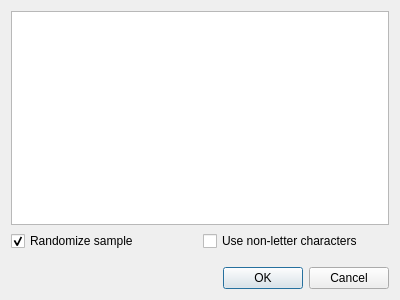
Before: the Qt Designer form fast-typing/def_sample_dialog.ui in Ichigo002/fast-typing-qt, drawn with Qt 5.
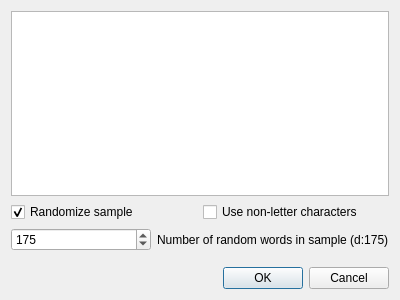
After: the same form once the commit is applied.

Commit message: add random mode

```diff
--- a/fast-typing/def_sample_dialog.ui
+++ b/fast-typing/def_sample_dialog.ui
@@ -47,6 +47,30 @@
      </item>
     </layout>
    </item>
+   <item>
+    <layout class="QHBoxLayout" name="horizontalLayout">
+     <item>
+      <widget class="QSpinBox" name="spinBox">
+       <property name="minimum">
+        <number>1</number>
+       </property>
+       <property name="maximum">
+        <number>10000</number>
+       </property>
+       <property name="value">
+        <number>175</number>
+       </property>
+      </widget>
+     </item>
+     <item>
+      <widget class="QLabel" name="label">
+       <property name="text">
+        <string>Number of random words in sample (d:175)</string>
+       </property>
+      </widget>
+     </item>
+    </layout>
+   </item>
    <item>
     <spacer name="verticalSpacer">
      <property name="orientation">
```
Left out of the diff: 4 changed lines with no effect on the pictures. The commit also changes 5 other files.
